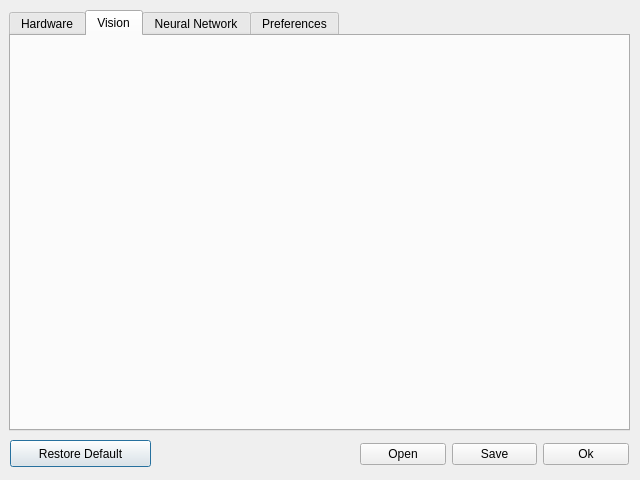
jellespijker/VisionSoilAnalyzer, file src/VSA/dialogsettings.ui: the form before one commit.
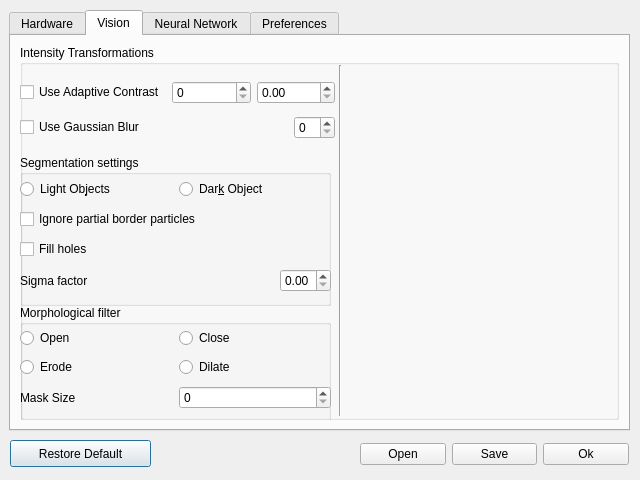
The form after the commit. The open tabs and pages were chosen to show the change.

Commit message: Setting Dialog Vision Settings added

```diff
--- a/src/VSA/dialogsettings.ui
+++ b/src/VSA/dialogsettings.ui
@@ -983,6 +983,238 @@
     <attribute name="title">
      <string>Vision</string>
     </attribute>
+    <layout class="QGridLayout" name="gridLayout_8">
+     <item row="0" column="0">
+      <widget class="QGroupBox" name="groupBox_3">
+       <property name="title">
+        <string>Intensity Transformations</string>
+       </property>
+       <widget class="QWidget" name="layoutWidget_8">
+        <property name="geometry">
+         <rect>
+          <x>0</x>
+          <y>30</y>
+          <width>315</width>
+          <height>72</height>
+         </rect>
+        </property>
+        <layout class="QVBoxLayout" name="verticalLayout_10">
+         <item>
+          <layout class="QHBoxLayout" name="horizontalLayout_25">
+           <item>
+            <widget class="QCheckBox" name="cb_use_adaptContrast_3">
+             <property name="text">
+              <string>Use Adaptive Contrast</string>
+             </property>
+            </widget>
+           </item>
+           <item>
+            <widget class="QSpinBox" name="sb_adaptContrKernel_3"/>
+           </item>
+           <item>
+            <widget class="QDoubleSpinBox" name="sb_adaptContrastFactor_3"/>
+           </item>
+          </layout>
+         </item>
+         <item>
+          <layout class="QHBoxLayout" name="horizontalLayout_26">
+           <item>
+            <widget class="QCheckBox" name="cb_useBlur_3">
+             <property name="text">
+              <string>Use Gaussian Blur</string>
+             </property>
+            </widget>
+           </item>
+           <item>
+            <spacer name="horizontalSpacer_17">
+             <property name="orientation">
+              <enum>Qt::Horizontal</enum>
+             </property>
+             <property name="sizeHint" stdset="0">
+              <size>
+               <width>40</width>
+               <height>20</height>
+              </size>
+             </property>
+            </spacer>
+           </item>
+           <item>
+            <widget class="QSpinBox" name="sb_blurMask_3"/>
+           </item>
+          </layout>
+         </item>
+        </layout>
+       </widget>
+       <widget class="QGroupBox" name="groupBox_4">
+        <property name="geometry">
+         <rect>
+          <x>0</x>
+          <y>110</y>
+          <width>311</width>
+          <height>151</height>
+         </rect>
+        </property>
+        <property name="title">
+         <string>Segmentation settings</string>
+        </property>
+        <widget class="QWidget" name="layoutWidget_9">
+         <property name="geometry">
+          <rect>
+           <x>0</x>
+           <y>20</y>
+           <width>311</width>
+           <height>123</height>
+          </rect>
+         </property>
+         <layout class="QVBoxLayout" name="verticalLayout_11">
+          <item>
+           <layout class="QHBoxLayout" name="horizontalLayout_27">
+            <item>
+             <widget class="QRadioButton" name="rb_useLight_3">
+              <property name="text">
+               <string>Light Ob&amp;jects</string>
+              </property>
+             </widget>
+            </item>
+            <item>
+             <widget class="QRadioButton" name="rb_useDark_3">
+              <property name="text">
+               <string>Dar&amp;k Object</string>
+              </property>
+             </widget>
+            </item>
+           </layout>
+          </item>
+          <item>
+           <widget class="QCheckBox" name="cb_ignoreBorder_3">
+            <property name="text">
+             <string>Ignore partial border particles</string>
+            </property>
+           </widget>
+          </item>
+          <item>
+           <widget class="QCheckBox" name="cb_fillHoles_3">
+            <property name="text">
+             <string>Fill holes</string>
+            </property>
+           </widget>
+          </item>
+          <item>
+           <layout class="QHBoxLayout" name="horizontalLayout_28">
+            <item>
+             <widget class="QLabel" name="label_22">
+              <property name="text">
+               <string>Sigma factor</string>
+              </property>
+             </widget>
+            </item>
+            <item>
+             <spacer name="horizontalSpacer_18">
+              <property name="orientation">
+               <enum>Qt::Horizontal</enum>
+              </property>
+              <property name="sizeHint" stdset="0">
+               <size>
+                <width>40</width>
+                <height>20</height>
+               </size>
+              </property>
+             </spacer>
+            </item>
+            <item>
+             <widget class="QDoubleSpinBox" name="sb_sigmaFactor_3">
+              <property name="maximum">
+               <double>3.000000000000000</double>
+              </property>
+              <property name="singleStep">
+               <double>0.100000000000000</double>
+              </property>
+             </widget>
+            </item>
+           </layout>
+          </item>
+         </layout>
+        </widget>
+       </widget>
+       <widget class="QGroupBox" name="groupBox_5">
+        <property name="geometry">
+         <rect>
+          <x>0</x>
+          <y>260</y>
+          <width>311</width>
+          <height>121</height>
+         </rect>
+        </property>
+        <property name="title">
+         <string>Morphological filter</string>
+        </property>
+        <widget class="QWidget" name="layoutWidget_10">
+         <property name="geometry">
+          <rect>
+           <x>0</x>
+           <y>20</y>
+           <width>311</width>
+           <height>90</height>
+          </rect>
+         </property>
+         <layout class="QGridLayout" name="gridLayout_9">
+          <item row="0" column="0">
+           <widget class="QRadioButton" name="rb_useOpen_3">
+            <property name="text">
+             <string>Open</string>
+            </property>
+           </widget>
+          </item>
+          <item row="0" column="1">
+           <widget class="QRadioButton" name="rb_useClose_3">
+            <property name="text">
+             <string>Close</string>
+            </property>
+           </widget>
+          </item>
+          <item row="1" column="1">
+           <widget class="QRadioButton" name="rb_useDilate_3">
+            <property name="text">
+             <string>Dilate</string>
+            </property>
+           </widget>
+          </item>
+          <item row="1" column="0">
+           <widget class="QRadioButton" name="rb_useErode_3">
+            <property name="text">
+             <string>Erode</string>
+            </property>
+           </widget>
+          </item>
+          <item row="2" column="0">
+           <widget class="QLabel" name="label_23">
+            <property name="text">
+             <string>Mask Size</string>
+            </property>
+           </widget>
+          </item>
+          <item row="2" column="1">
+           <widget class="QSpinBox" name="sb_morphMask_3"/>
+          </item>
+         </layout>
+        </widget>
+       </widget>
+       <widget class="Line" name="line">
+        <property name="geometry">
+         <rect>
+          <x>310</x>
+          <y>20</y>
+          <width>20</width>
+          <height>351</height>
+         </rect>
+        </property>
+        <property name="orientation">
+         <enum>Qt::Vertical</enum>
+        </property>
+       </widget>
+      </widget>
+     </item>
+    </layout>
    </widget>
    <widget class="QWidget" name="tab_NN">
     <attribute name="title">
```
Left out of the diff: 15 changed lines with no effect on the pictures. The commit also changes 1 other file.
